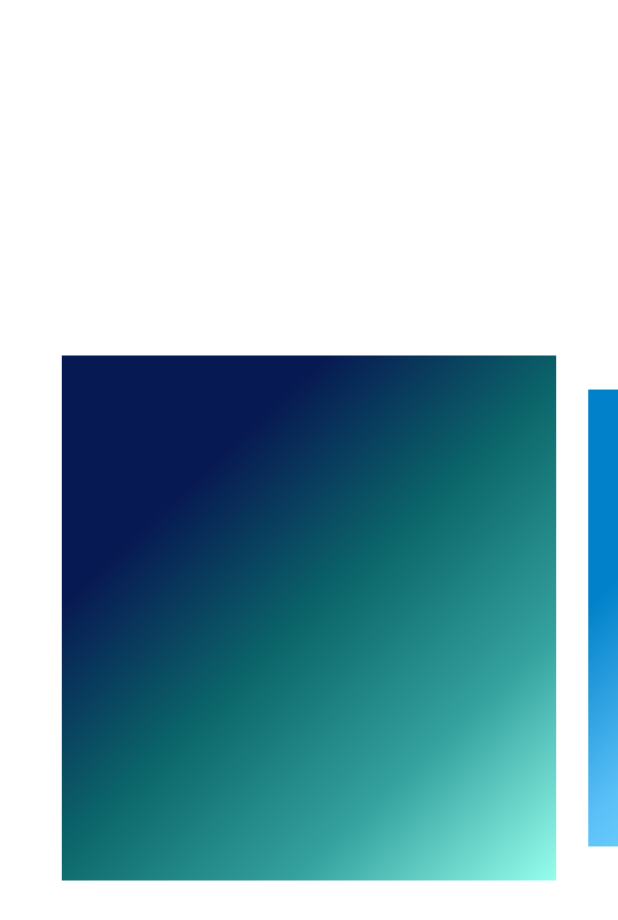
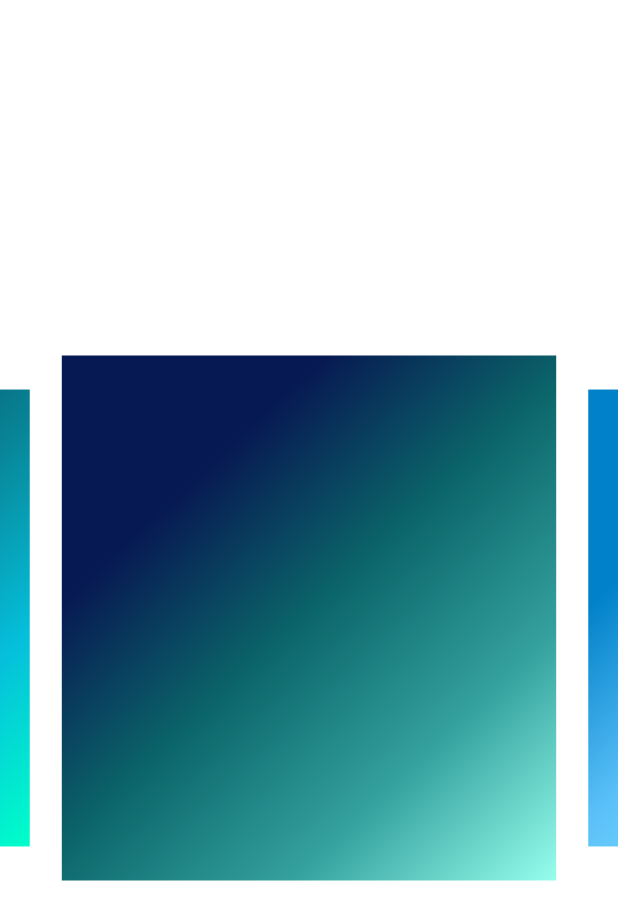
Before and after one commit to Sommos/flutter_cube_swipe, a Flutter app: the screen it shows after launch, on a phone screen of 412 x 824 dp. Shown: the top 920 px of the screen. Run offline on Flutter 3.47's test engine with Material 2 defaults, Android fonts, the phone set to English and light mode, and no system bars; drawn by our look-alikes of carousel_slider.

Commit message:
added all gradient colors, and added images to README.md

```diff
--- a/lib/main.dart
+++ b/lib/main.dart
@@ -11,6 +11,7 @@ class MyApp extends StatelessWidget {
   @override
   Widget build(BuildContext context) {
     return const MaterialApp(
+      debugShowCheckedModeBanner: false,
       home: HomePage(),
     );
   }
@@ -48,8 +49,18 @@ class _HomePageState extends State<HomePage> {
             gradient: LinearGradient(
               begin: Alignment.topLeft,
               end: Alignment.bottomRight,
-              colors: [Color(0xFF071952), Color(0xFF0B666A), Color(0xFF35A29F), Color(0xFF97FEED)],
-              stops: [0.25, 0.5, 0.75, 1.0],
+              colors: [
+                Color(0xFF071952),
+                Color(0xFF0B666A),
+                Color(0xFF35A29F),
+                Color(0xFF97FEED),
+              ],
+              stops: [
+                0.25,
+                0.5,
+                0.75,
+                1.0,
+              ],
             ),
           ),
         ),
@@ -58,8 +69,18 @@ class _HomePageState extends State<HomePage> {
             gradient: LinearGradient(
               begin: Alignment.topLeft,
               end: Alignment.bottomRight,
-              colors: [Color(0xFF0081C9), Color(0xFF5BC0F8), Color(0xFF86E5FF), Color(0xFFFFC93C)],
-              stops: [0.25, 0.5, 0.75, 1.0],
+              colors: [
+                Color(0xFF0081C9),
+                Color(0xFF5BC0F8),
+                Color(0xFF86E5FF),
+                Color(0xFFFFC93C),
+              ],
+              stops: [
+                0.25,
+                0.5,
+                0.75,
+                1.0,
+              ],
             ),
           ),
         ),
@@ -68,8 +89,18 @@ class _HomePageState extends State<HomePage> {
             gradient: LinearGradient(
               begin: Alignment.topLeft,
               end: Alignment.bottomRight,
-              colors: [Color(0xFF), Color(0xFF), Color(0xFF), Color(0xFF)],
-              stops: [0.25, 0.5, 0.75, 1.0],
+              colors: [
+                Color(0xFF181823),
+                Color(0xFF537FE7),
+                Color(0xFFC0EEF2),
+                Color(0xFFE9F8F9),
+              ],
+              stops: [
+                0.25,
+                0.5,
+                0.75,
+                1.0,
+              ],
             ),
           ),
         ),
@@ -78,8 +109,38 @@ class _HomePageState extends State<HomePage> {
             gradient: LinearGradient(
               begin: Alignment.topLeft,
               end: Alignment.bottomRight,
-              colors: [Color(0xFF), Color(0xFF), Color(0xFF), Color(0xFF)],
-              stops: [0.25, 0.5, 0.75, 1.0],
+              colors: [
+                Color(0xFFE966A0),
+                Color(0xFF2B2730),
+                Color(0xFF6554AF),
+                Color(0xFF9575DE),
+              ],
+              stops: [
+                0.25,
+                0.5,
+                0.75,
+                1.0,
+              ],
+            ),
+          ),
+        ),
+        Container(
+          decoration: const BoxDecoration(
+            gradient: LinearGradient(
+              begin: Alignment.topLeft,
+              end: Alignment.bottomRight,
+              colors: [
+                Color(0xFF0A4D68),
+                Color(0xFF088395),
+                Color(0xFF05BFDB),
+                Color(0xFF00FFCA),
+              ],
+              stops: [
+                0.25,
+                0.5,
+                0.75,
+                1.0,
+              ],
             ),
           ),
         ),
```
Also changed, not shown: image0.png (added), image1.png (added), image2.png (added), image3.png (added), image4.png (added), 1 other file.
